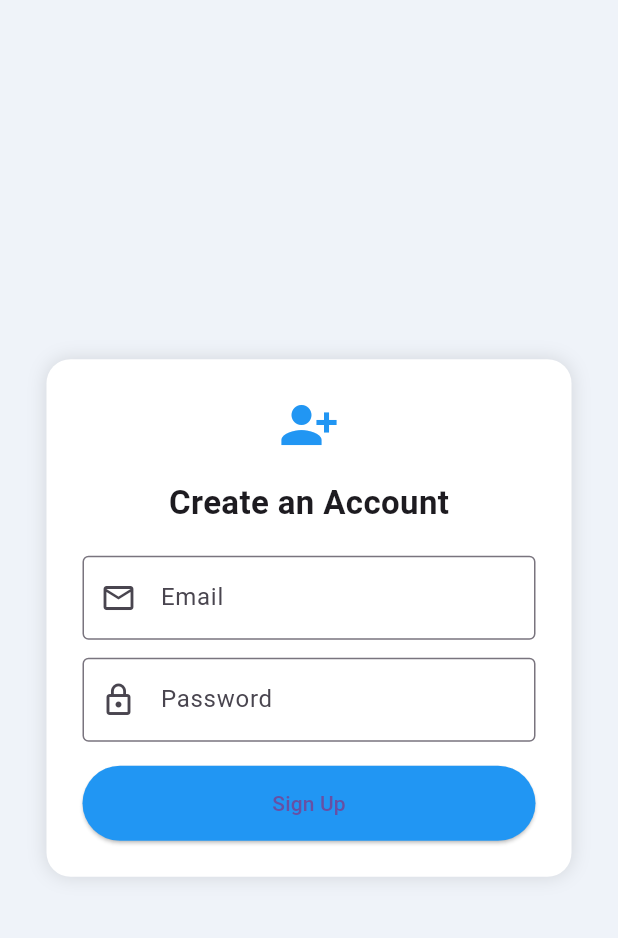
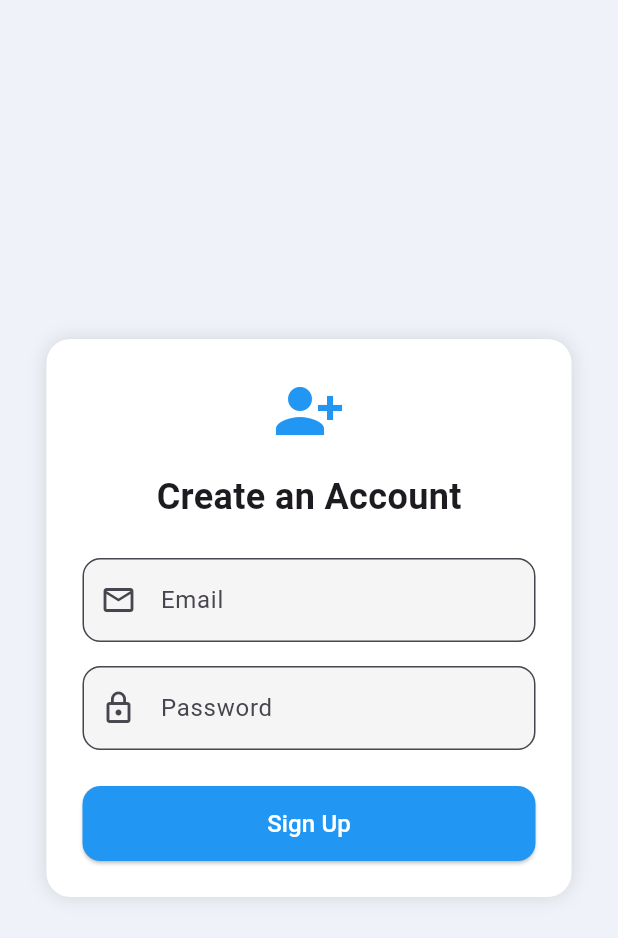
Before and after one commit to abdullamaqsood/appdev_project, a Flutter app: the screen it shows after launch, after a tap on "Sign up", on a phone screen of 412 x 824 dp. Shown: the top 938 px of the screen. Run offline on Flutter 3.47's test engine with Material 3 defaults, Android fonts, the phone set to English and light mode, and no system bars; our stand-ins replace cloud_firestore, csv, equatable, firebase_auth, firebase_core, fl_chart and 5 more; accounts and stored records are empty.

Commit message:
auth UI imrpoved

```diff
--- a/lib/screens/auth/login_screen.dart
+++ b/lib/screens/auth/login_screen.dart
@@ -57,40 +57,51 @@ class LoginScreen extends StatelessWidget {
                 }
               }
             }
-            },
-            builder: (context, state) {
-              return Column(
+          }, builder: (context, state) {
+            return SingleChildScrollView(
+              child: Column(
                 mainAxisSize: MainAxisSize.min,
                 children: [
                   const Icon(Icons.account_balance_wallet_rounded,
-                      size: 40, color: Colors.blue),
+                      size: 48, color: Colors.blue),
                   const SizedBox(height: 16),
-                  const Text("Welcome Back!",
-                      style:
-                          TextStyle(fontSize: 22, fontWeight: FontWeight.bold)),
-                  const Text("Log in to manage your expenses"),
-                  const SizedBox(height: 20),
+                  const Text(
+                    "Welcome Back!",
+                    style: TextStyle(fontSize: 24, fontWeight: FontWeight.bold),
+                  ),
+                  const SizedBox(height: 4),
+                  const Text(
+                    "Log in to manage your expenses",
+                    style: TextStyle(color: Colors.black54),
+                  ),
+                  const SizedBox(height: 24),
                   TextField(
                     controller: emailController,
-                    decoration: const InputDecoration(
-                      hintText: "your@email.com",
-                      labelText: "Email",
-                      prefixIcon: Icon(Icons.email_outlined),
-                      border: OutlineInputBorder(),
+                    decoration: InputDecoration(
+                      hintText: "Email",
+                      prefixIcon: const Icon(Icons.email_outlined),
+                      border: OutlineInputBorder(
+                        borderRadius: BorderRadius.circular(12),
+                      ),
+                      filled: true,
+                      fillColor: Colors.grey[100],
                     ),
                   ),
-                  const SizedBox(height: 12),
+                  const SizedBox(height: 16),
                   TextField(
                     controller: passwordController,
                     obscureText: true,
-                    decoration: const InputDecoration(
-                      hintText: "••••••••",
-                      labelText: "Password",
-                      prefixIcon: Icon(Icons.lock_outline),
-                      border: OutlineInputBorder(),
+                    decoration: InputDecoration(
+                      hintText: "Password",
+                      prefixIcon: const Icon(Icons.lock_outline),
+                      border: OutlineInputBorder(
+                        borderRadius: BorderRadius.circular(12),
+                      ),
+                      filled: true,
+                      fillColor: Colors.grey[100],
                     ),
                   ),
-                  const SizedBox(height: 16),
+                  const SizedBox(height: 20),
                   ElevatedButton(
                     onPressed: state is AuthLoading
                         ? null
@@ -103,14 +114,19 @@ class LoginScreen extends StatelessWidget {
                                 );
                           },
                     style: ElevatedButton.styleFrom(
+                      backgroundColor: Colors.blue,
                       minimumSize: const Size(double.infinity, 50),
-                      backgroundColor: Colors.blue,
+                      shape: RoundedRectangleBorder(
+                        borderRadius: BorderRadius.circular(12),
+                      ),
                     ),
                     child: state is AuthLoading
                         ? const CircularProgressIndicator(color: Colors.white)
-                        : const Text("Login"),
+                        : const Text("Login",
+                            style:
+                                TextStyle(fontSize: 16, color: Colors.white)),
                   ),
-                  const SizedBox(height: 12),
+                  const SizedBox(height: 16),
                   Row(
                     mainAxisAlignment: MainAxisAlignment.center,
                     children: [
@@ -122,32 +138,53 @@ class LoginScreen extends StatelessWidget {
                             MaterialPageRoute(builder: (_) => SignupScreen()),
                           );
                         },
-                        child: const Text("Sign up",
-                            style: TextStyle(color: Colors.blue)),
+                        child: const Text(
+                          "Sign up",
+                          style: TextStyle(
+                              color: Colors.blue, fontWeight: FontWeight.bold),
+                        ),
                       ),
                     ],
                   ),
-                  const SizedBox(height: 16),
-                  const Text("Or continue with"),
+                  const SizedBox(height: 24),
+                  const Text("Or sign in with",
+                      style: TextStyle(color: Colors.black54)),
                   const SizedBox(height: 12),
-                  Row(
-                    mainAxisAlignment: MainAxisAlignment.spaceEvenly,
-                    children: [
-                      IconButton(
-                          icon: const Icon(Icons.g_mobiledata, size: 40),
+                  SizedBox(
+                    width: double.infinity,
+                    child: OutlinedButton.icon(
                       onPressed: () {
                         context
                             .read<AuthBloc>()
                             .add(AuthGoogleLoginRequested());
-                          }),
-                      const Icon(Icons.apple, size: 32),
-                      const Icon(Icons.facebook, size: 32),
+                      },
+                      icon: Image.asset(
+                        'assets/google_logo.png', // Ensure this file exists in assets and is listed in pubspec.yaml
+                        height: 24,
+                        width: 24,
+                      ),
+                      label: const Text(
+                        'Sign in with Google',
+                        style: TextStyle(
+                          fontSize: 16,
+                          fontWeight: FontWeight.w500,
+                          color: Colors.black87,
+                        ),
+                      ),
+                      style: OutlinedButton.styleFrom(
+                        padding: const EdgeInsets.symmetric(vertical: 14),
+                        side: const BorderSide(color: Colors.black12),
+                        shape: RoundedRectangleBorder(
+                          borderRadius: BorderRadius.circular(12),
+                        ),
+                        backgroundColor: Colors.white,
+                      ),
+                    ),
+                  ),
                 ],
               ),
-                ],
             );
-            },
-          ),
+          }),
         ),
       ),
     );
--- a/lib/screens/auth/signup_screen.dart
+++ b/lib/screens/auth/signup_screen.dart
@@ -23,47 +23,53 @@ class SignupScreen extends StatelessWidget {
             borderRadius: BorderRadius.circular(16),
             boxShadow: const [BoxShadow(color: Colors.black12, blurRadius: 10)],
           ),
-          child: BlocConsumer<AuthBloc, AuthState>(
-            listener: (context, state) {
+          child: BlocConsumer<AuthBloc, AuthState>(listener: (context, state) {
             if (state is AuthFailure) {
               ScaffoldMessenger.of(context)
                   .showSnackBar(SnackBar(content: Text(state.message)));
             } else if (state is AuthSuccess) {
               Navigator.pop(context); // Return to login after sign-up
             }
-            },
-            builder: (context, state) {
-              return Column(
+          }, builder: (context, state) {
+            return SingleChildScrollView(
+              child: Column(
                 mainAxisSize: MainAxisSize.min,
                 children: [
                   const Icon(Icons.person_add_alt_1,
-                      size: 40, color: Colors.blue),
+                      size: 48, color: Colors.blue),
                   const SizedBox(height: 16),
-                  const Text("Create an Account",
-                      style:
-                          TextStyle(fontSize: 22, fontWeight: FontWeight.bold)),
-                  const SizedBox(height: 20),
+                  const Text(
+                    "Create an Account",
+                    style: TextStyle(fontSize: 24, fontWeight: FontWeight.bold),
+                  ),
+                  const SizedBox(height: 24),
                   TextField(
                     controller: emailController,
-                    decoration: const InputDecoration(
-                      hintText: "Enter your email",
-                      labelText: "Email",
-                      prefixIcon: Icon(Icons.email_outlined),
-                      border: OutlineInputBorder(),
+                    decoration: InputDecoration(
+                      hintText: "Email",
+                      prefixIcon: const Icon(Icons.email_outlined),
+                      border: OutlineInputBorder(
+                        borderRadius: BorderRadius.circular(12),
+                      ),
+                      filled: true,
+                      fillColor: Colors.grey[100],
                     ),
                   ),
-                  const SizedBox(height: 12),
+                  const SizedBox(height: 16),
                   TextField(
                     controller: passwordController,
                     obscureText: true,
-                    decoration: const InputDecoration(
-                      hintText: "Enter password",
-                      labelText: "Password",
-                      prefixIcon: Icon(Icons.lock_outline),
-                      border: OutlineInputBorder(),
+                    decoration: InputDecoration(
+                      hintText: "Password",
+                      prefixIcon: const Icon(Icons.lock_outline),
+                      border: OutlineInputBorder(
+                        borderRadius: BorderRadius.circular(12),
+                      ),
+                      filled: true,
+                      fillColor: Colors.grey[100],
                     ),
                   ),
-                  const SizedBox(height: 16),
+                  const SizedBox(height: 24),
                   ElevatedButton(
                     onPressed: () {
                       context.read<AuthBloc>().add(
@@ -76,15 +82,20 @@ class SignupScreen extends StatelessWidget {
                     style: ElevatedButton.styleFrom(
                       minimumSize: const Size(double.infinity, 50),
                       backgroundColor: Colors.blue,
+                      shape: RoundedRectangleBorder(
+                        borderRadius: BorderRadius.circular(12),
+                      ),
                     ),
                     child: state is AuthLoading
                         ? const CircularProgressIndicator(color: Colors.white)
-                        : const Text("Sign Up"),
+                        : const Text("Sign Up",
+                            style:
+                                TextStyle(fontSize: 16, color: Colors.white)),
                   ),
                 ],
+              ),
             );
-            },
-          ),
+          }),
         ),
       ),
     );
--- a/pubspec.yaml
+++ b/pubspec.yaml
@@ -53,6 +53,7 @@ dependencies:
   timezone: ^0.9.2
 
 
+
 dev_dependencies:
   flutter_test:
     sdk: flutter
@@ -76,9 +77,8 @@ flutter:
   uses-material-design: true
 
   # To add assets to your application, add an assets section, like this:
-  # assets:
-  #   - images/a_dot_burr.jpeg
-  #   - images/a_dot_ham.jpeg
+  assets:
+    - assets/google_logo.png
 
   # An image asset can refer to one or more resolution-specific "variants", see
   # https://flutter.dev/to/resolution-aware-images
```
Also changed, not shown: assets/google_logo.png (added). Lines whose indentation alone changed are shown as unchanged.
